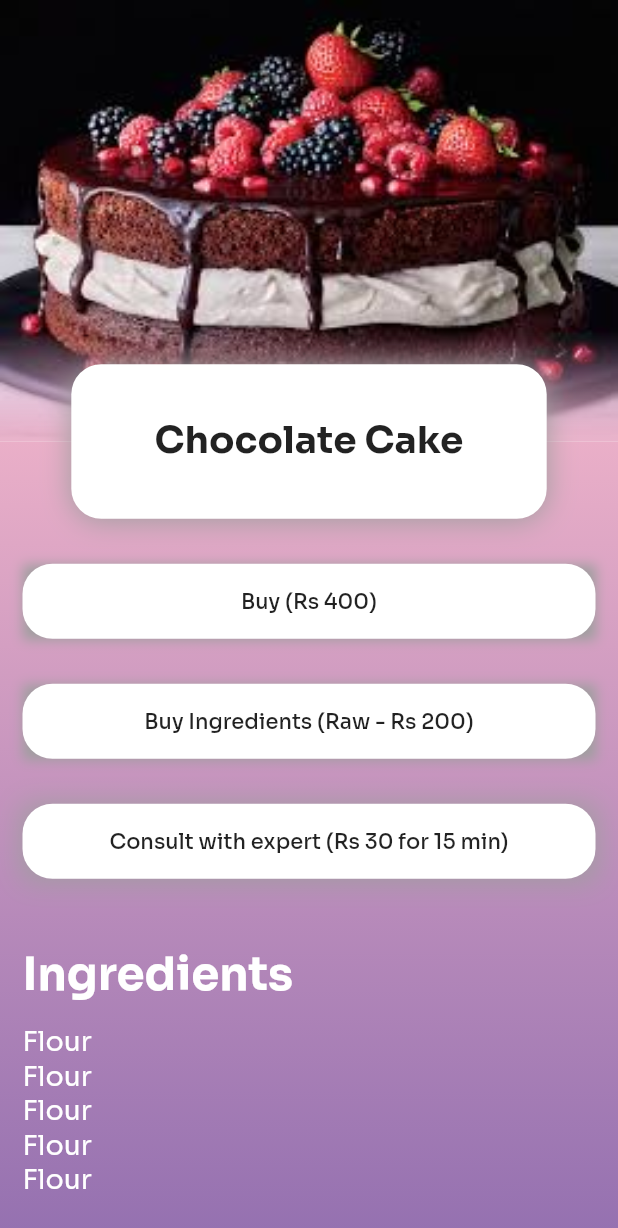
After one commit to sssash18/Bake2Home, a Flutter app: the ItemPage screen opened directly, on a phone screen of 412 x 824 dp. The commit adds this screen. Shown: the top 1228 px of the screen. Run offline on Flutter 3.47's test engine with Material 2 defaults, Android fonts, the phone set to English and light mode, and no system bars; our stand-ins replace floating_bottom_navigation_bar, flutter_rating_bar.

Commit message:
Added ItemPage

```diff
--- a/lib/constants.dart
+++ b/lib/constants.dart
@@ -9,5 +9,7 @@ Color pastry = Colors.grey[200];
 Color grad1  = Color(0xffeaafc8);
 Color grad2 = Color(0xff654ea3);
 double head = 20.0;
+double head2 = 30.0;
+double textSize = 18.0;
 double sideButton = 12.0;
 double border = 20.0;
--- a/lib/screens/ItemList.dart
+++ b/lib/screens/ItemList.dart
@@ -1,3 +1,4 @@
+import 'package:bake2home/screens/ItemPage.dart';
 import 'package:flutter/material.dart';
 import 'package:bake2home/constants.dart';
 import 'package:bake2home/widgets/ItemTile.dart';
@@ -28,7 +29,9 @@ class ItemList extends StatelessWidget {
         body: ListView.builder(
         itemCount: 5,
         itemBuilder: (BuildContext context,int index){
-          return ItemTile();
+          return GestureDetector(child: ItemTile(),onTap: (){
+            Navigator.push(context, MaterialPageRoute(builder: (BuildContext context) => ItemPage()));
+          },);
         }
       )
 
--- /dev/null
+++ b/lib/screens/ItemPage.dart
@@ -0,0 +1,228 @@
+import 'package:flutter/material.dart';
+import 'package:bake2home/constants.dart';
+
+class ItemPage extends StatelessWidget {
+  @override
+  Widget build(BuildContext context) {
+    return SafeArea(
+      child: Scaffold(
+        body:
+          CustomScrollView(
+              slivers:<Widget>[
+              SliverToBoxAdapter(
+                              child: Stack(
+                overflow: Overflow.visible,
+                children: <Widget>[
+                Container(
+                width: MediaQuery.of(context).size.width,
+                height: MediaQuery.of(context).size.height/2.8,
+                decoration: BoxDecoration(
+                  gradient: LinearGradient(
+                begin: Alignment.topCenter,
+                end: Alignment.bottomCenter,
+                colors: [Color(0xff654ea3),Color(0xffeaafc8)],
+              )
+                ),
+                // child: Image.asset(
+                //   "assets/images/cake.jpeg",
+                //   fit: BoxFit.fill,
+                //   colorBlendMode: BlendMode.saturation,
+
+                // ),
+                child: ShaderMask(
+        shaderCallback: (rect) {
+          return LinearGradient(
+            begin: Alignment.topCenter,
+            end: Alignment.bottomCenter,
+            colors: <Color>[
+                    Colors.black.withOpacity(1.0),
+                    Colors.black.withOpacity(1.0),
+                    Colors.black.withOpacity(0.1),
+                    //Colors.black.withOpacity(0.0),
+                    //Colors.black// <-- change this opacity
+           Colors.transparent // <-- you might need this if you want full transparency at the edge
+        ],
+        stops: [0.0, 0.5,0.65, 1.0], //<-- the gradient is interpolated, and these are where the colors above go into effect (that's why there are two colors repeated)
+          ).createShader(Rect.fromLTRB(0, 0, rect.width, 1.5*rect.height));
+        },
+        blendMode: BlendMode.dstIn,
+        child: Image.asset(
+                   "assets/images/cake.jpeg",
+                   fit: BoxFit.fill,
+                //   colorBlendMode: BlendMode.saturation,
+
+                 ),
+      ),
+                ),
+
+
+                Positioned(
+                    top: MediaQuery.of(context).size.height/2.8 - MediaQuery.of(context).size.height/16,
+                    left: (MediaQuery.of(context).size.width - MediaQuery.of(context).size.width/1.3)/2,
+                    child: Container(
+                    alignment: Alignment.center,
+                    decoration: BoxDecoration(
+                      borderRadius: BorderRadius.circular(20.0),
+                      color: white,
+                      boxShadow: [BoxShadow(
+                      color: Colors.grey,
+                      offset: Offset(0.0, 1.0),
+                      blurRadius: 16.0,
+                    )],
+                    ),
+                    height: MediaQuery.of(context).size.height/8,
+                    width : MediaQuery.of(context).size.width/1.3,
+                    child: Text("Chocolate Cake",style: TextStyle(fontWeight: FontWeight.bold,fontSize: 25.0),),
+                  ),
+                ),
+
+            ]
+            ),
+            ),
+            SliverToBoxAdapter(
+              child: Container(
+              height: MediaQuery.of(context).size.height,
+              width: MediaQuery.of(context).size.width,
+              decoration: BoxDecoration(
+              gradient: LinearGradient(
+                begin: Alignment.topCenter,
+                end: Alignment.bottomCenter,
+                colors: [Color(0xffeaafc8),Color(0xff654ea3)],
+              )
+              ),
+              child: Column(
+                children: <Widget>[
+                  Container(
+                    decoration: BoxDecoration(
+                      boxShadow: [BoxShadow(
+                        color: Colors.grey,
+                        offset: Offset(0.0, 1.0),
+                        blurRadius: 6.0
+                    )]
+                    ),
+                    margin: EdgeInsets.fromLTRB(15.0, MediaQuery.of(context).size.height/16 + 30, 15.0, 0),
+                    child: ButtonTheme(
+                        minWidth: MediaQuery.of(context).size.width,
+                        height: 50.0,
+                        child: FlatButton(
+                        onPressed: (){},
+                        child: Text("Buy (Rs 400)"),
+                        color: white,
+                        shape: RoundedRectangleBorder(
+                          borderRadius: BorderRadius.circular(border)
+                        )
+                      ),
+                    )
+                  ),
+                  Container(
+                    decoration: BoxDecoration(
+                      boxShadow: [BoxShadow(
+                        color: Colors.grey,
+                        offset: Offset(0.0, 1.0),
+                        blurRadius: 6.0
+                    )]
+                    ),
+                    margin: EdgeInsets.fromLTRB(15.0, 30, 15.0, 0),
+                    child: ButtonTheme(
+                        height: 50.0,
+                        minWidth: MediaQuery.of(context).size.width,
+                        child: FlatButton(
+                        onPressed: (){},
+                        child: Text("Buy Ingredients (Raw - Rs 200)"),
+                        color: white,
+                        shape: RoundedRectangleBorder(
+                          borderRadius: BorderRadius.circular(border)
+                        )
+                      ),
+                    )
+                  ),
+                  Container(
+                    decoration: BoxDecoration(
+                      boxShadow: [BoxShadow(
+                      color: Colors.grey,
+                      offset: Offset(0.0, 1.0),
+                      blurRadius: 16.0
+                    )],
+                    ),
+                    margin: EdgeInsets.fromLTRB(15.0, 30, 15.0, 0),
+                    child: ButtonTheme(
+                        height: 50.0,
+                        minWidth: MediaQuery.of(context).size.width,
+                        child: FlatButton(
+                        onPressed: (){},
+                        child: Text("Consult with expert (Rs 30 for 15 min)"),
+                        color: white,
+                        shape: RoundedRectangleBorder(
+                          borderRadius: BorderRadius.circular(border)
+                        )
+                      ),
+                    )
+                  ),
+                  Container(
+                    margin: EdgeInsets.fromLTRB(15.0, 45.0, 0, 0),
+                    alignment: Alignment.topLeft,
+                    child: Text(
+                      "Ingredients",
+                      style: TextStyle(
+                        color: white,
+                        fontWeight: FontWeight.bold,
+                        fontSize: head2,
+                      )
+                    )
+                  ),
+                  Container(
+                    margin: EdgeInsets.fromLTRB(15.0, 15.0, 0, 0),
+                    child: ListView.builder(
+                      physics: ScrollPhysics(
+                        parent: NeverScrollableScrollPhysics(),
+                      ),
+                      shrinkWrap: true,
+                      itemCount: 5,
+                      itemBuilder: (BuildContext context, int index){
+                        return Text(
+                          "Flour",
+                          style: TextStyle(
+                            color: white,
+                            fontSize: textSize,
+                          )
+                        );
+                      }
+                    ),
+                  ),
+                  Container(
+                    margin: EdgeInsets.fromLTRB(15.0, 45.0, 15.0, 0),
+                    alignment: Alignment.topLeft,
+                    child: Text(
+                      "Description",
+                      style: TextStyle(
+                        color: white,
+                        fontWeight: FontWeight.bold,
+                        fontSize: head2,
+                      )
+                    )
+                  ),
+                  Container(
+                    margin: EdgeInsets.fromLTRB(15.0, 15.0, 15.0, 0),
+                    child: Text(
+                      "This is a cake made from flour which is purely vegetarian. You can try this at home and make it with ease",
+                      style: TextStyle(
+                        color: white,
+                        fontSize: textSize
+                      ),
+                    )
+                  ),
+                ],
+              ),
+
+
+                )
+            ),
+
+
+
+            ],
+          )
+      ),
+    );
+  }
+}
--- a/lib/screens/VendorProfile.dart
+++ b/lib/screens/VendorProfile.dart
@@ -1,7 +1,6 @@
 import 'package:flutter/material.dart';
 import 'package:bake2home/constants.dart';
 import 'package:bake2home/widgets/MySliverAppBar.dart';
-import 'package:bake2home/widgets/HomeTile.dart';
 import 'package:bake2home/widgets/HomeHeading.dart';
 import 'package:bake2home/screens/ItemList.dart';
 
```
